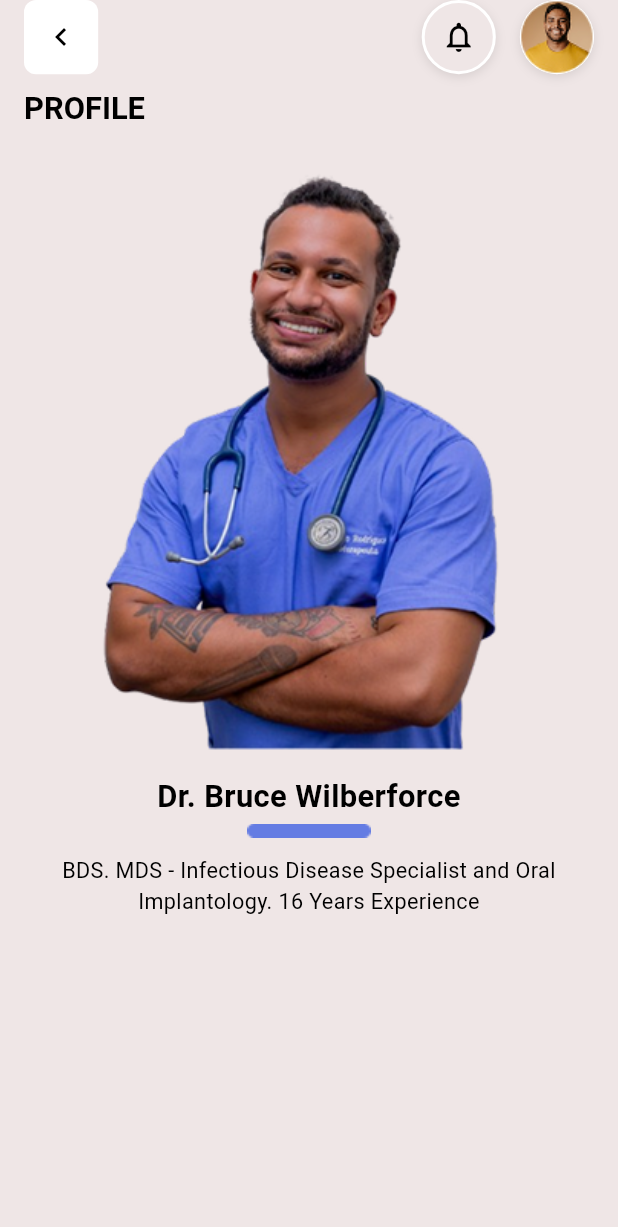
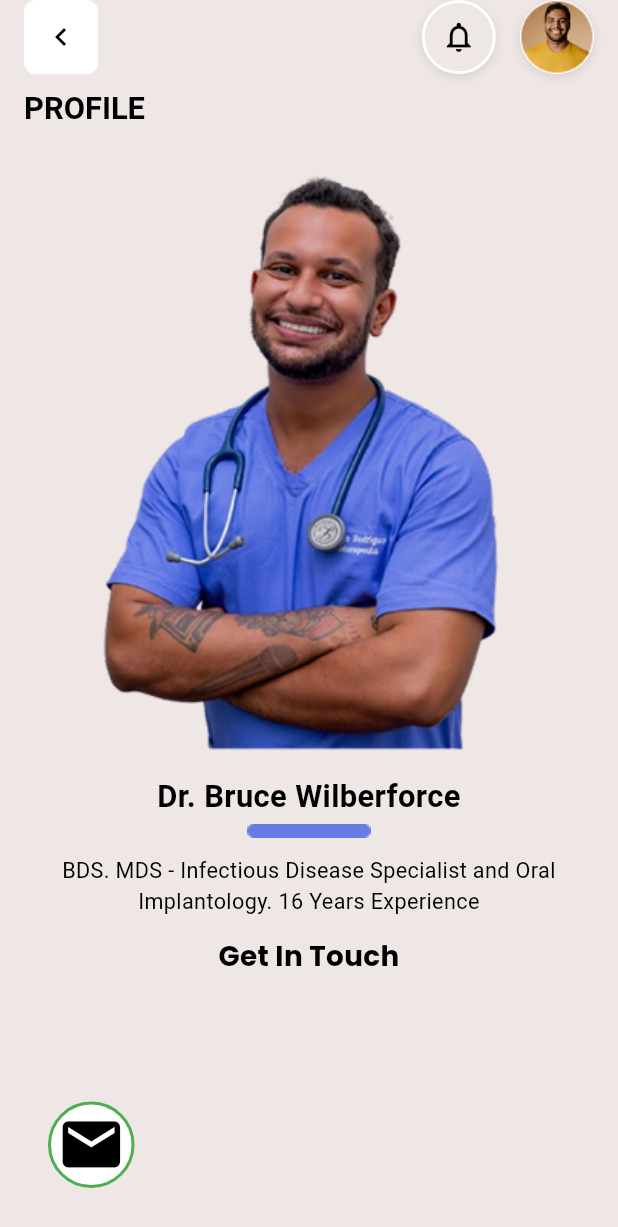
Before and after one commit to Alvin11David/GUARDIANS-OF-HEALTH-APP, a Flutter app: the screen it shows after launch, on a phone screen of 412 x 824 dp. Shown: the top 1227 px of the screen. Run offline on Flutter 3.47's test engine with Material 3 defaults, Android fonts, the light colour scheme and no system bars; our stand-ins replace firebase_core, google_fonts; accounts and stored records are empty.

Commit message:
added email icon

```diff
--- a/lib/user pages/dashboards/doctor_profile_screen.dart
+++ b/lib/user pages/dashboards/doctor_profile_screen.dart
@@ -1,4 +1,5 @@
 import 'package:flutter/material.dart';
+import 'package:google_fonts/google_fonts.dart'; // Import Google Fonts
 
 class DoctorProfileScreen extends StatelessWidget {
   @override
@@ -11,6 +12,8 @@ class DoctorProfileScreen extends StatelessWidget {
     final double margin = MediaQuery.of(context).size.width * 0.1; // Left and right margins for "Dr. Bruce Wilberforce"
     final double contentWidth = imageWidth; // Width within the margins, matching "Dr. Bruce Wilberforce"
     final double infoBoxHeight = MediaQuery.of(context).size.height * 0.06; // Approximately 100px scaled responsively
+    final double getInTouchFontSize = MediaQuery.of(context).size.width * 0.045; // Responsive font size for "Get In Touch"
+    final double iconSizeResponsive = MediaQuery.of(context).size.width * 0.14; // Increased responsive icon size
 
     return Scaffold(
       backgroundColor: Color(0xFFEFE6E6),
@@ -171,7 +174,52 @@ class DoctorProfileScreen extends StatelessWidget {
                 ),
               ),
             ),
-            // Placeholder for other content
+            Padding(
+              padding: EdgeInsets.only(
+                top: 8, // Small padding below info text
+                left: margin,
+                right: margin,
+              ),
+              child: Center(
+                child: Text(
+                  'Get In Touch',
+                  textAlign: TextAlign.center,
+                  style: TextStyle(
+                    color: Colors.black,
+                    fontWeight: FontWeight.bold,
+                    fontSize: getInTouchFontSize, // Responsive font size
+                  ).merge(GoogleFonts.poppins()), // Apply Poppins font
+                ),
+              ),
+            ),
+            Expanded(
+              child: Align(
+                alignment: Alignment.bottomLeft,
+                child: Padding(
+                  padding: EdgeInsets.only(
+                    left: 32.0, // Matched to bottom margin for equal space
+                    bottom: 32.0, // Consistent with the down margin
+                  ),
+                  child: Container(
+                    width: iconSizeResponsive,
+                    height: iconSizeResponsive,
+                    decoration: BoxDecoration(
+                      color: Colors.white, // White background
+                      shape: BoxShape.circle, // Circular shape
+                      border: Border.all(
+                        color: Colors.green, // Green outline
+                        width: 2.0, // Outline thickness
+                      ),
+                    ),
+                    child: Icon(
+                      Icons.email,
+                      color: Colors.black, // Black icon
+                      size: iconSizeResponsive * 0.8, // Increased icon size
+                    ),
+                  ),
+                ),
+              ),
+            ),
           ],
         ),
       ),
```
